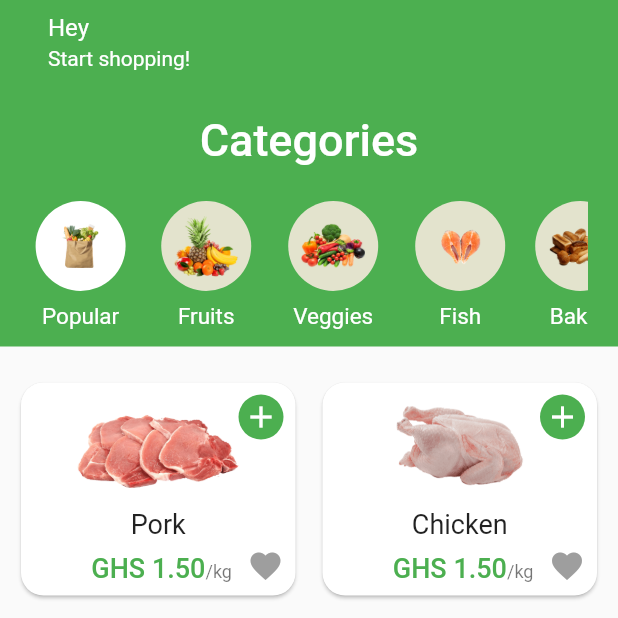
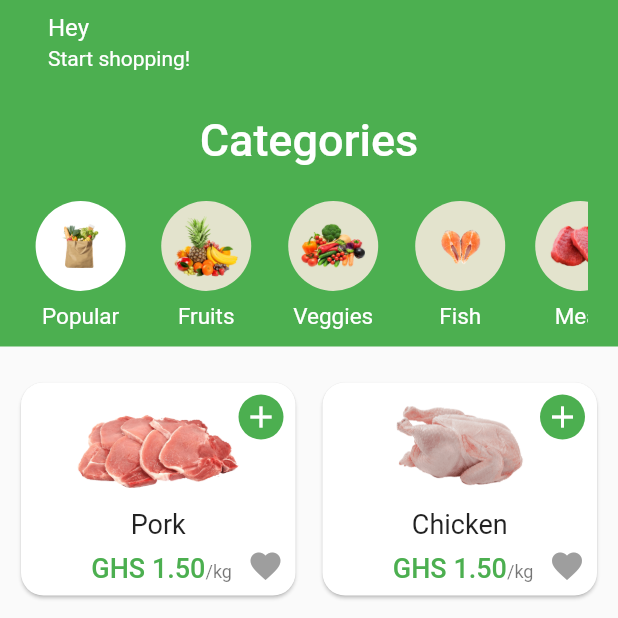
Before and after one commit to JojoDom/E-commerce-App, a Flutter app: the screen it shows after launch, on a phone screen of 412 x 824 dp, the top half of it. Run offline on Flutter 3.47's test engine with Material 2 defaults, Android fonts, the phone set to English and light mode, and no system bars; our stand-ins replace cached_network_image, carousel_slider, firebase_core, firebase_messaging, flutter_local_notifications, get and 2 more; accounts and stored records are empty.

Commit message:
added details page and ui updates

```diff
--- a/groceries/lib/models/categories_data.dart
+++ b/groceries/lib/models/categories_data.dart
@@ -12,7 +12,6 @@ List<Categories> categories = [
   Categories(categoryName: 'Fruits', image: 'assets/images/trans_fruits.png', key: 'FRUITS'),
   Categories(categoryName: 'Veggies', image: 'assets/images/trans_veggies.png', key: 'VEGGIES'),
   Categories(categoryName: 'Fish', image: 'assets/images/trans_fish.png', key: 'FISH'),
-  Categories(categoryName: 'Bakes', image: 'assets/images/trans_bakes.png', key: 'BAKES'),
   Categories(categoryName: 'Meat', image: 'assets/images/trans_meat.png', key: 'MEAT'),
   Categories(categoryName: 'Sea Food', image: 'assets/images/trans_sea-food.png', key: 'SEAFOOD'),
   Categories(categoryName: 'Diary', image: 'assets/images/trans_diary.png', key: 'DIARY'),
--- a/groceries/lib/models/food_model.dart
+++ b/groceries/lib/models/food_model.dart
@@ -1,3 +1,5 @@
+import 'package:flutter/material.dart';
+
 class FoodsData {
   final String title;
   final String image;
@@ -5,11 +7,13 @@ class FoodsData {
   final int? quantity;
   final String price;
   final String? measuringUnit;
+  final Color color;
   final List<bool> favAndCart;
 
   FoodsData(
       {required this.title,
       required this.price,
+      required this.color,
       this.quantity,
       this.measuringUnit,
       required this.favAndCart,
@@ -19,6 +23,7 @@ class FoodsData {
 
 List<FoodsData> fruits = [
   FoodsData(
+      color: Colors.red,
       title: 'Apples',
       image: 'assets/images/trans_apple.png',
       categories: 'FRUITS',
@@ -28,6 +33,7 @@ List<FoodsData> fruits = [
       quantity: 0),
   FoodsData(
       title: 'Avocado',
+      color: const Color(0xFF568203),
       image: 'assets/images/trans_avocado.png',
       categories: 'FRUITS',
       price: ' GHS 1',
@@ -36,6 +42,7 @@ List<FoodsData> fruits = [
       quantity: 0),
   FoodsData(
       title: 'Banana',
+      color: const Color(0xFFFFFF00),
       image: 'assets/images/trans_banana.png',
       categories: 'FRUITS',
       price: ' GHS 1.50',
@@ -44,6 +51,7 @@ List<FoodsData> fruits = [
       quantity: 0),
   FoodsData(
       title: 'Berries',
+      color: const Color(0xFFFF0000),
       image: 'assets/images/trans_berry.png',
       categories: 'FRUITS',
       price: ' GHS 1.50',
@@ -52,6 +60,7 @@ List<FoodsData> fruits = [
       quantity: 0),
   FoodsData(
       title: 'Grapes',
+      color: const Color(0xFF6B2E38),
       image: 'assets/images/trans_grapes.png',
       categories: 'FRUITS',
       price: ' GHS 1.50',
@@ -60,6 +69,7 @@ List<FoodsData> fruits = [
       quantity: 0),
   FoodsData(
       title: 'Mango',
+      color: const Color(0xFFFFA500),
       image: 'assets/images/trans_mango.png',
       categories: 'FRUITS',
       price: ' GHS 1.50',
@@ -68,6 +78,7 @@ List<FoodsData> fruits = [
       quantity: 0),
   FoodsData(
       title: 'Orange',
+      color: const Color(0xFFFFA500),
       image: 'assets/images/trans_orange.png',
       categories: 'FRUITS',
       price: ' GHS 1.50',
@@ -76,6 +87,7 @@ List<FoodsData> fruits = [
       quantity: 0),
   FoodsData(
       title: 'Watermelon',
+      color: const Color(0xFF228B22),
       image: 'assets/images/trans_watermelon.png',
       categories: 'FRUITS',
       price: ' GHS 1.50',
@@ -87,6 +99,7 @@ List<FoodsData> fruits = [
 List<FoodsData> veggies = [
   FoodsData(
       title: 'Beetroot',
+      color: const Color(0xFF8E354A),
       image: 'assets/images/trans_beetroot.png',
       categories: 'VEGGIES',
       price: ' GHS 1.50',
@@ -95,6 +108,7 @@ List<FoodsData> veggies = [
       quantity: 0),
   FoodsData(
       title: 'Bell Pepper',
+      color: const Color(0xFFFFA500),
       image: 'assets/images/trans_bell_pepper.png',
       categories: 'VEGGIES',
       price: ' GHS 1.50',
@@ -103,6 +117,7 @@ List<FoodsData> veggies = [
       quantity: 0),
   FoodsData(
       title: 'Broccoli',
+      color: const Color(0xFF228B22),
       image: 'assets/images/trans_broccoli.png',
       categories: 'VEGGIES',
       price: ' GHS 1.50',
@@ -111,6 +126,7 @@ List<FoodsData> veggies = [
       quantity: 0),
   FoodsData(
       title: 'Cabbage',
+      color: const Color(0xFF228B22),
       image: 'assets/images/trans_cabbage.png',
       categories: 'VEGGIES',
       price: ' GHS 1.50',
@@ -119,6 +135,7 @@ List<FoodsData> veggies = [
       quantity: 0),
   FoodsData(
       title: 'Carrots',
+      color: const Color(0xFFFFA500),
       image: 'assets/images/trans_carrots.png',
       categories: 'VEGGIES',
       price: ' GHS 1.50',
@@ -127,6 +144,7 @@ List<FoodsData> veggies = [
       quantity: 0),
   FoodsData(
       title: 'Cauliflower',
+      color: const Color(0xFFFFFFFF),
       image: 'assets/images/trans_cauliflower.png',
       categories: 'VEGGIES',
       price: ' GHS 1.50',
@@ -135,6 +153,7 @@ List<FoodsData> veggies = [
       quantity: 0),
   FoodsData(
       title: 'Cucumber',
+      color: const Color(0xFF008000),
       image: 'assets/images/trans_cucumber.png',
       categories: 'VEGGIES',
       price: ' GHS 1.50',
@@ -143,6 +162,7 @@ List<FoodsData> veggies = [
       quantity: 0),
   FoodsData(
       title: 'Pineapple',
+      color: const Color(0xFFFFD700),
       image: 'assets/images/trans_pineapple.png',
       categories: 'VEGGIES',
       price: ' GHS 1.50',
@@ -151,6 +171,7 @@ List<FoodsData> veggies = [
       quantity: 0),
   FoodsData(
       title: 'GreenPeas',
+      color: const Color(0xFF00FF00),
       image: 'assets/images/trans_greenpeas.png',
       categories: 'VEGGIES',
       price: ' GHS 1.50',
@@ -159,6 +180,7 @@ List<FoodsData> veggies = [
       quantity: 0),
   FoodsData(
       title: 'Lemon',
+      color: const Color(0xFFFFFF00),
       image: 'assets/images/trans_lemon.png',
       categories: 'VEGGIES',
       price: ' GHS 1.50',
@@ -167,6 +189,7 @@ List<FoodsData> veggies = [
       quantity: 0),
   FoodsData(
       title: 'Lettuce',
+      color: const Color(0xFF00FF00),
       image: 'assets/images/trans_lettuce.png',
       categories: 'VEGGIES',
       price: ' GHS 1.50',
@@ -175,6 +198,7 @@ List<FoodsData> veggies = [
       quantity: 0),
   FoodsData(
       title: 'Okro',
+      color: const Color(0xFF008000),
       image: 'assets/images/trans_okro.png',
       categories: 'VEGGIES',
       price: ' GHS 1.50',
@@ -183,6 +207,7 @@ List<FoodsData> veggies = [
       quantity: 0),
   FoodsData(
       title: 'Onion',
+      color: const Color(0xFFD2B48C),
       image: 'assets/images/trans_onion.png',
       categories: 'VEGGIES',
       price: ' GHS 1.50',
@@ -191,6 +216,7 @@ List<FoodsData> veggies = [
       quantity: 0),
   FoodsData(
       title: 'Pepper',
+      color: const Color(0xFFFF0000),
       image: 'assets/images/trans_pepper.png',
       categories: 'VEGGIES',
       price: ' GHS 1.50',
@@ -199,6 +225,7 @@ List<FoodsData> veggies = [
       quantity: 0),
   FoodsData(
       title: 'Tomatoes',
+      color: const Color(0xFFFF6347),
       image: 'assets/images/trans_tomatoe.png',
       categories: 'VEGGIES',
       price: ' GHS 1.50',
@@ -210,6 +237,7 @@ List<FoodsData> veggies = [
 List<FoodsData> fish = [
   FoodsData(
       title: 'Catfish',
+      color: const Color(0xFF6B6B6B),
       image: 'assets/images/catfish.png',
       price: ' GHS 1.50',
       measuringUnit: 'kg',
@@ -218,6 +246,7 @@ List<FoodsData> fish = [
       categories: 'FISH'),
   FoodsData(
       title: 'Salmon',
+      color: const Color(0xFFFF6B6B),
       image: 'assets/images/trans_salmon.png',
       price: ' GHS 1.50',
       measuringUnit: 'kg',
@@ -226,6 +255,7 @@ List<FoodsData> fish = [
       categories: 'FISH'),
   FoodsData(
       title: 'Tilapia',
+      color: const Color(0xFFC0C0C0),
       image: 'assets/images/trans_tilapia.png',
       price: ' GHS 1.50',
       measuringUnit: 'kg',
@@ -237,6 +267,7 @@ List<FoodsData> fish = [
 List<FoodsData> seaFood = [
   FoodsData(
       title: 'Crab',
+      color: const Color(0xFF8B4513),
       image: 'assets/images/trans_crab.png',
       price: ' GHS 1.50',
       measuringUnit: 'kg',
@@ -245,6 +276,7 @@ List<FoodsData> seaFood = [
       categories: 'SEAFOOD'),
   FoodsData(
       title: 'Prawns',
+      color: const Color(0xFFFFA07A),
       image: 'assets/images/trans_prawns.png',
       price: ' GHS 1.50',
       measuringUnit: 'kg',
@@ -253,6 +285,7 @@ List<FoodsData> seaFood = [
       categories: 'SEAFOOD'),
   FoodsData(
       title: 'Lobster',
+      color: const Color(0xFFE34234),
       image: 'assets/images/trans_lobster.png',
       price: ' GHS 1.50',
       measuringUnit: 'kg',
@@ -264,6 +297,7 @@ List<FoodsData> seaFood = [
 List<FoodsData> meats = [
   FoodsData(
       title: 'Beef',
+      color: const Color(0xFF8B4513),
       image: 'assets/images/beef.png',
       price: ' GHS 1.50',
       measuringUnit: 'kg',
@@ -272,6 +306,7 @@ List<FoodsData> meats = [
       categories: 'Proteins'),
   FoodsData(
       title: 'Lamb',
+      color: const Color(0xFF8B4513),
       image: 'assets/images/trans_lamb.png',
       price: ' GHS 1.50',
       measuringUnit: 'kg',
@@ -280,6 +315,7 @@ List<FoodsData> meats = [
       categories: 'Proteins'),
   FoodsData(
       title: 'Goat Meat',
+      color: const Color(0xFF8B4513),
       image: 'assets/images/trans_goat_meat.png',
       price: ' GHS 1.50',
       measuringUnit: 'kg',
@@ -288,6 +324,7 @@ List<FoodsData> meats = [
       categories: 'Proteins'),
   FoodsData(
       title: 'Pork',
+       color: const Color(0xFFA0522D),
       image: 'assets/images/trans_pork.png',
       price: ' GHS 1.50',
       measuringUnit: 'kg',
@@ -296,6 +333,7 @@ List<FoodsData> meats = [
       categories: 'Proteins'),
   FoodsData(
       title: 'Chicken',
+       color: const Color(0xFFFFE4B5),
       image: 'assets/images/trans_chicken.png',
       price: ' GHS 1.50',
       measuringUnit: 'kg',
@@ -304,6 +342,7 @@ List<FoodsData> meats = [
       categories: 'Proteins'),
   FoodsData(
       title: 'Eggs',
+       color: const Color(0xFFFFD700),
       image: 'assets/images/eggs.png',
       price: ' GHS 1.50',
       measuringUnit: 'kg',
@@ -312,6 +351,7 @@ List<FoodsData> meats = [
       categories: 'Proteins'),
   FoodsData(
       title: 'Turkey',
+       color: const Color(0xFF8B4513),
       image: 'assets/images/trans_turkey.png',
       price: ' GHS 1.50',
       measuringUnit: 'kg',
@@ -323,6 +363,7 @@ List<FoodsData> meats = [
 List<FoodsData> all = [
   FoodsData(
       title: 'Pork',
+      color: const Color(0xFFA0522D),
       image: 'assets/images/trans_pork.png',
       price: ' GHS 1.50',
       measuringUnit: 'kg',
@@ -331,6 +372,7 @@ List<FoodsData> all = [
       categories: 'Proteins'),
   FoodsData(
       title: 'Chicken',
+       color: const Color(0xFFFFE4B5),
       image: 'assets/images/trans_chicken.png',
       price: ' GHS 1.50',
       measuringUnit: 'kg',
@@ -339,6 +381,7 @@ List<FoodsData> all = [
       categories: 'Proteins'),
   FoodsData(
       title: 'Apples',
+       color: Colors.red,
       image: 'assets/images/trans_apple.png',
       categories: 'FRUITS',
       price: ' GHS 1',
@@ -347,6 +390,7 @@ List<FoodsData> all = [
       quantity: 0),
   FoodsData(
       title: 'Beef',
+       color: const Color(0xFF8B4513),
       image: 'assets/images/beef.png',
       price: ' GHS 1.50',
       measuringUnit: 'kg',
@@ -355,33 +399,34 @@ List<FoodsData> all = [
       categories: 'Proteins'),
   FoodsData(
       title: 'Banana',
+       color: const Color(0xFFFFFF00),
       image: 'assets/images/trans_banana.png',
       categories: 'FRUITS',
       price: ' GHS 1.50',
       measuringUnit: 'kg',
       favAndCart: [false, false],
       quantity: 0),
-
   FoodsData(
       title: 'Tomatoes',
+      color: const Color(0xFFFF6347),
       image: 'assets/images/trans_tomatoe.png',
       categories: 'VEGGIES',
       price: ' GHS 1.50',
       measuringUnit: 'kg',
       favAndCart: [false, false],
       quantity: 0),
-
   FoodsData(
       title: 'Pepper',
+      color: const Color(0xFFFF0000),
       image: 'assets/images/trans_pepper.png',
       categories: 'VEGGIES',
       price: ' GHS 1.50',
       measuringUnit: 'kg',
       favAndCart: [false, false],
       quantity: 0),
-
   FoodsData(
       title: 'Onion',
+       color: const Color(0xFFD2B48C),
       image: 'assets/images/trans_onion.png',
       categories: 'VEGGIES',
       price: ' GHS 1.50',
@@ -390,6 +435,7 @@ List<FoodsData> all = [
       quantity: 0),
   FoodsData(
       title: 'Okro',
+       color: const Color(0xFF008000),
       image: 'assets/images/trans_okro.png',
       categories: 'VEGGIES',
       price: ' GHS 1.50',
@@ -398,6 +444,7 @@ List<FoodsData> all = [
       quantity: 0),
   FoodsData(
       title: 'Tilapia',
+       color: const Color(0xFFC0C0C0),
       image: 'assets/images/trans_tilapia.png',
       price: ' GHS 1.50',
       measuringUnit: 'kg',
@@ -406,11 +453,11 @@ List<FoodsData> all = [
       categories: 'Proteins'),
   FoodsData(
       title: 'Salmon',
+      color: const Color(0xFFFF6B6B),
       image: 'assets/images/trans_salmon.png',
       price: ' GHS 1.50',
       measuringUnit: 'kg',
       favAndCart: [false, false],
       quantity: 0,
       categories: 'FISH'),
-
 ];
--- a/groceries/lib/screens/details/details.dart
+++ b/groceries/lib/screens/details/details.dart
@@ -23,8 +23,9 @@ class _DetailsState extends State<Details> {
   Widget build(BuildContext context) {
      Size size = MediaQuery.of(context).size;
     return Scaffold(
+      backgroundColor: widget.foodsData.color,
       appBar: AppBar(
-        backgroundColor: Colors.white,
+        backgroundColor: widget.foodsData.color,
         leading: IconButton(
             onPressed: () => Get.back(),
             icon: const Icon(
--- a/groceries/lib/screens/home/home.dart
+++ b/groceries/lib/screens/home/home.dart
@@ -93,8 +93,6 @@ class _HomeState extends State<Home> {
               const Veggies():
               categoryController.category.value == 'FISH'?
               const Fish():
-              categoryController.category.value == 'BAKES'?
-              const Meats():
               categoryController.category.value == 'MEAT'?
               const Meats():
               categoryController.category.value == 'SEAFOOD'?
--- a/groceries/lib/widgets/food_item_widget.dart
+++ b/groceries/lib/widgets/food_item_widget.dart
@@ -1,7 +1,7 @@
 import 'package:flutter/material.dart';
 import 'package:get/get.dart';
-import 'package:groceries/controllers/favorites_controller.dart';
 import 'package:groceries/global_variables/global_variables.dart';
+import 'package:groceries/screens/details/details.dart';
 
 import '../models/food_model.dart';
 
@@ -20,7 +20,9 @@ class FoodItemWidget extends StatefulWidget {
 class _FoodItemWidgetState extends State<FoodItemWidget> {
   @override
   Widget build(BuildContext context) {
-    return Card(
+    return GestureDetector(
+      onTap: () => Get.to(Details(foodsData: widget.foodData)),
+      child: Card(
         shape: RoundedRectangleBorder(borderRadius: BorderRadius.circular(15)),
         child: Padding(
           padding: const EdgeInsets.all(8.0),
@@ -28,7 +30,9 @@ class _FoodItemWidgetState extends State<FoodItemWidget> {
             alignment: Alignment.center,
             children: [
               Column(children: [
-              Flexible(child: Image.asset(widget.foodData.image)),
+                Flexible(child: Hero(
+                  tag: widget.foodData.title,
+                  child: Image.asset(widget.foodData.image))),
                 Padding(
                   padding: const EdgeInsets.all(8.0),
                   child: Text(
@@ -130,6 +134,7 @@ class _FoodItemWidgetState extends State<FoodItemWidget> {
             ],
           ),
         ),
+      ),
     );
   }
 }
```
Also changed, not shown: groceries/lib/screens/details/product_title_with_image.dart (+35 -2 lines). Lines whose indentation alone changed are shown as unchanged.
